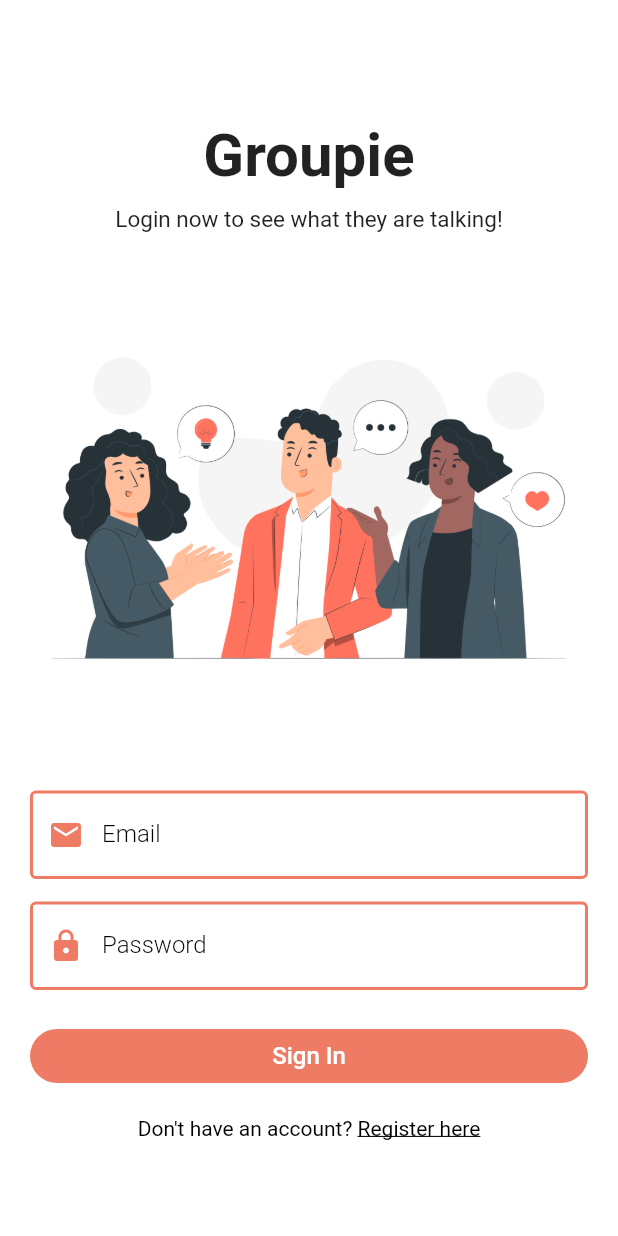
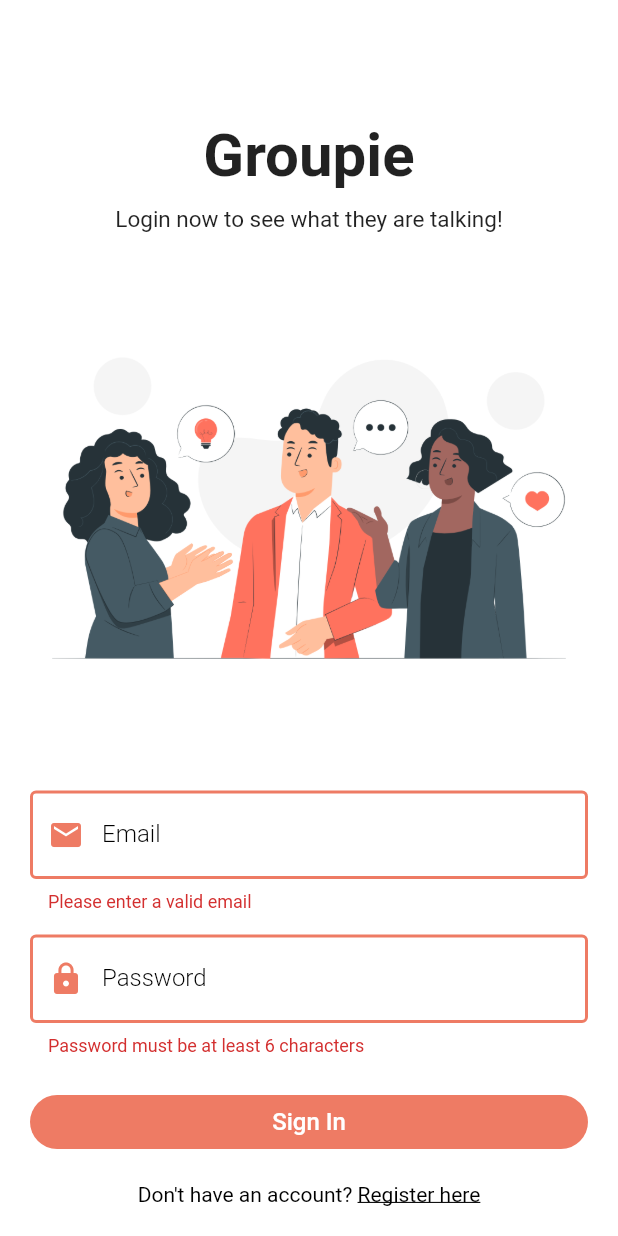
Before and after one commit to itsmohsin/chatapp_firebase, a Flutter app: the screen it shows after launch, after a tap on "Sign In", on a phone screen of 412 x 824 dp. Run offline on Flutter 3.47's test engine with Material 2 defaults, Android fonts, the phone set to English and light mode, and no system bars; our stand-ins replace cloud_firestore, firebase_auth, firebase_core, shared_preferences; accounts and stored records are empty.

Commit message:
Done with Authentication Coding - Login Method

```diff
--- a/lib/pages/auth/login_page.dart
+++ b/lib/pages/auth/login_page.dart
@@ -1,8 +1,13 @@
 import 'package:chatapp_firebase/pages/auth/register_page.dart';
+import 'package:chatapp_firebase/service/auth_service.dart';
+import 'package:cloud_firestore/cloud_firestore.dart';
+import 'package:firebase_auth/firebase_auth.dart';
 import 'package:flutter/gestures.dart';
 import 'package:flutter/material.dart';
-
+import '../../helper/helper_function.dart';
+import '../../service/database_service.dart';
 import '../../widgets/widgets.dart';
+import '../home_page.dart';
 
 class LoginPage extends StatefulWidget {
   const LoginPage({super.key});
@@ -15,13 +20,21 @@ class _LoginPageState extends State<LoginPage> {
   final formKey = GlobalKey<FormState>();
   String email = "";
   String password = "";
+  bool _isLoading = false;
+  AuthService authService = AuthService();
 
   @override
   Widget build(BuildContext context) {
     return Scaffold(
-        body: SingleChildScrollView(
+        body: _isLoading
+            ? Center(
+                child: CircularProgressIndicator(
+                    color: Theme.of(context).primaryColor),
+              )
+            : SingleChildScrollView(
                 child: Padding(
-        padding: const EdgeInsets.symmetric(horizontal: 20, vertical: 80),
+                  padding:
+                      const EdgeInsets.symmetric(horizontal: 20, vertical: 80),
                   child: Form(
                     key: formKey,
                     child: Column(
@@ -30,11 +43,13 @@ class _LoginPageState extends State<LoginPage> {
                       children: [
                         const Text(
                           'Groupie',
-                style: TextStyle(fontSize: 40, fontWeight: FontWeight.bold),
+                          style: TextStyle(
+                              fontSize: 40, fontWeight: FontWeight.bold),
                         ),
                         const SizedBox(height: 10),
                         const Text("Login now to see what they are talking!",
-                  style: TextStyle(fontSize: 15, fontWeight: FontWeight.w400)),
+                            style: TextStyle(
+                                fontSize: 15, fontWeight: FontWeight.w400)),
                         Image.asset("assets/login.png"),
                         TextFormField(
                           decoration: textInputDecoration.copyWith(
@@ -92,7 +107,8 @@ class _LoginPageState extends State<LoginPage> {
                                     borderRadius: BorderRadius.circular(30))),
                             child: const Text(
                               "Sign In",
-                    style: TextStyle(color: Colors.white, fontSize: 16),
+                              style:
+                                  TextStyle(color: Colors.white, fontSize: 16),
                             ),
                             onPressed: () {
                               login();
@@ -102,7 +118,8 @@ class _LoginPageState extends State<LoginPage> {
                         const SizedBox(height: 16),
                         Text.rich(TextSpan(
                             text: "Don't have an account? ",
-                  style: const TextStyle(color: Colors.black, fontSize: 14),
+                            style: const TextStyle(
+                                color: Colors.black, fontSize: 14),
                             children: <TextSpan>[
                               TextSpan(
                                   text: "Register here",
@@ -121,5 +138,30 @@ class _LoginPageState extends State<LoginPage> {
               ));
   }
 
-  login() {}
+  login() async {
+    if (formKey.currentState!.validate()) {
+      setState(() {
+        _isLoading = true;
+      });
+      await authService
+          .loginWithUserEmailandPassword(email, password)
+          .then((value) async {
+        if (value == true) {
+          QuerySnapshot snapshot =
+              await DatabaseService(uid: FirebaseAuth.instance.currentUser!.uid)
+                  .gettingUserData(email);
+          //saving the values to our shared preference
+          await HelperFunctions.saveUserLoggedInStatus(true);
+          await HelperFunctions.saveUserEmailSF(email);
+          await HelperFunctions.saveUserNameSF(snapshot.docs[0]['fullName']);
+          nextScreenReplace(context, const HomePage());
+        } else {
+          showSnackbar(context, Colors.red, value);
+          setState(() {
+            _isLoading = false;
+          });
         }
+      });
+    }
+  }
+}
--- a/lib/pages/auth/register_page.dart
+++ b/lib/pages/auth/register_page.dart
@@ -166,7 +166,7 @@ class _RegisterPageState extends State<RegisterPage> {
         _isLoading = true;
       });
       await authService
-          .registerUserWithEmailandPassword(fullName, email, password)
+          .registerWithUserEmailandPassword(fullName, email, password)
           .then((value) async {
         if (value == true) {
           //saving the shared preference state
--- a/lib/service/auth_service.dart
+++ b/lib/service/auth_service.dart
@@ -6,9 +6,21 @@ import 'database_service.dart';
 class AuthService {
   final FirebaseAuth firebaseAuth = FirebaseAuth.instance;
   //login
+  Future loginWithUserEmailandPassword(String email, String password) async {
+    try {
+      User user = (await firebaseAuth.signInWithEmailAndPassword(
+              email: email, password: password))
+          .user!;
+      if (user != null) {
+        //call our databse service to update the user data.        return true;
+      }
+    } on FirebaseAuthException catch (e) {
+      return e.message;
+    }
+  }
 
   //register
-  Future registerUserWithEmailandPassword(
+  Future registerWithUserEmailandPassword(
       String fullName, String email, String password) async {
     try {
       User user = (await firebaseAuth.createUserWithEmailAndPassword(
@@ -16,7 +28,7 @@ class AuthService {
           .user!;
       if (user != null) {
         //call our databse service to update the user data.
-        await DatabaseService(uid: user.uid).updateUserData(fullName, email);
+        await DatabaseService(uid: user.uid).savingUserData(fullName, email);
         return true;
       }
     } on FirebaseAuthException catch (e) {
--- a/lib/service/database_service.dart
+++ b/lib/service/database_service.dart
@@ -4,14 +4,14 @@ class DatabaseService {
   final String? uid;
   DatabaseService({this.uid});
 
-  //updating the userdata
+  // reference for our userdata
   final CollectionReference userCollection =
       FirebaseFirestore.instance.collection("users");
   final CollectionReference groupCOllocation =
       FirebaseFirestore.instance.collection("groups");
 
-  // updating the userdata
-  Future updateUserData(String fullname, String email) async {
+  // saving the userdata
+  Future savingUserData(String fullname, String email) async {
     return await userCollection.doc(uid).set({
       "fullName": fullname,
       "email": email,
@@ -20,4 +20,11 @@ class DatabaseService {
       "uid": uid,
     });
   }
+
+  // getting user data
+  Future gettingUserData(String email) async {
+    QuerySnapshot snapshot =
+        await userCollection.where("email", isEqualTo: email).get();
+    return snapshot;
+  }
 }
```
Lines whose indentation alone changed are shown as unchanged.
